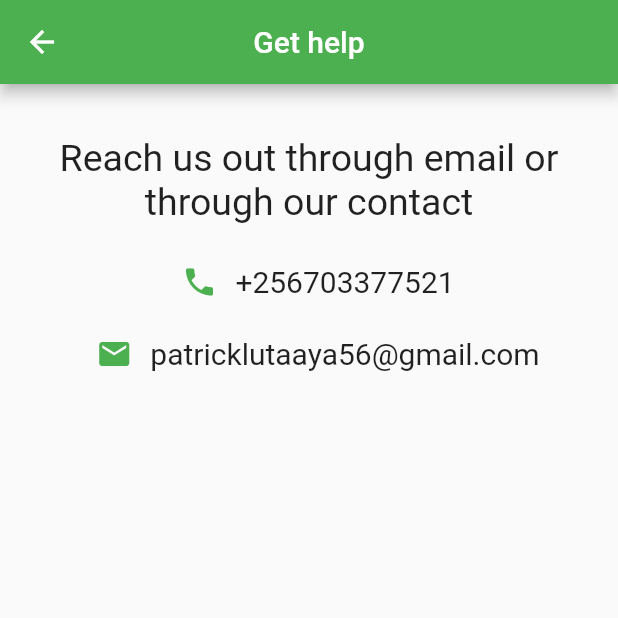
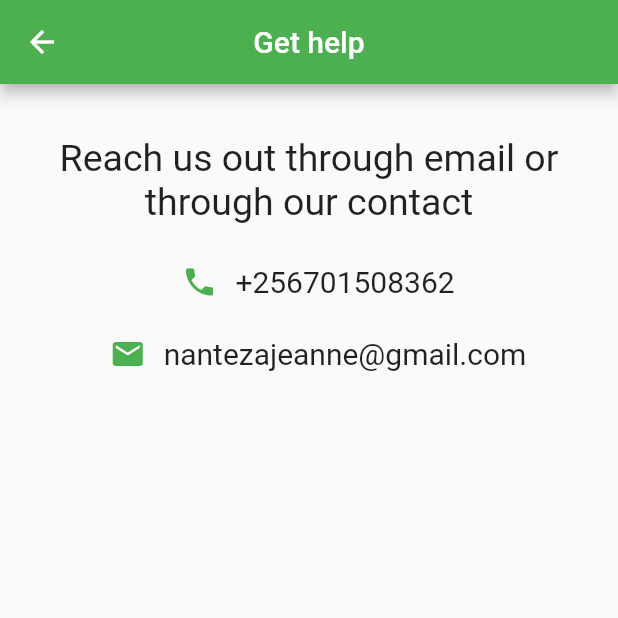
Before and after one commit to gropu-17/bus-app, a Flutter app: the About screen opened directly, on a phone screen of 412 x 824 dp, the top half of it. Run offline on Flutter 3.47's test engine with Material 2 defaults, Android fonts, the phone set to English and light mode, and no system bars; our stand-ins replace dropdown_search, firebase_auth, firebase_core, firebase_database, hive, hive_flutter and 2 more; missing offline and left inert: flutterfire_ui, flutterwave; accounts and stored records are empty.

Commit message:
new commit

```diff
--- a/lib/screens/about.dart
+++ b/lib/screens/about.dart
@@ -29,12 +29,12 @@ class About extends StatelessWidget {
                 IconButton(
                   icon: Icon(Icons.phone),
                   onPressed: () async {
-                    const String _url = 'tel:+256703377521';
+                    const String _url = 'tel:+256701508362';
                   },
                   color: Colors.green,
                 ),
                 Text(
-                  "+256703377521",
+                  "+256701508362",
                   style: TextStyle(fontSize: 20),
                 )
               ],
@@ -48,7 +48,7 @@ class About extends StatelessWidget {
                   color: Colors.green,
                 ),
                 Text(
-                  "patricklutaaya56@gmail.com",
+                  "nantezajeanne@gmail.com",
                   style: TextStyle(fontSize: 20),
                 )
               ],
```
